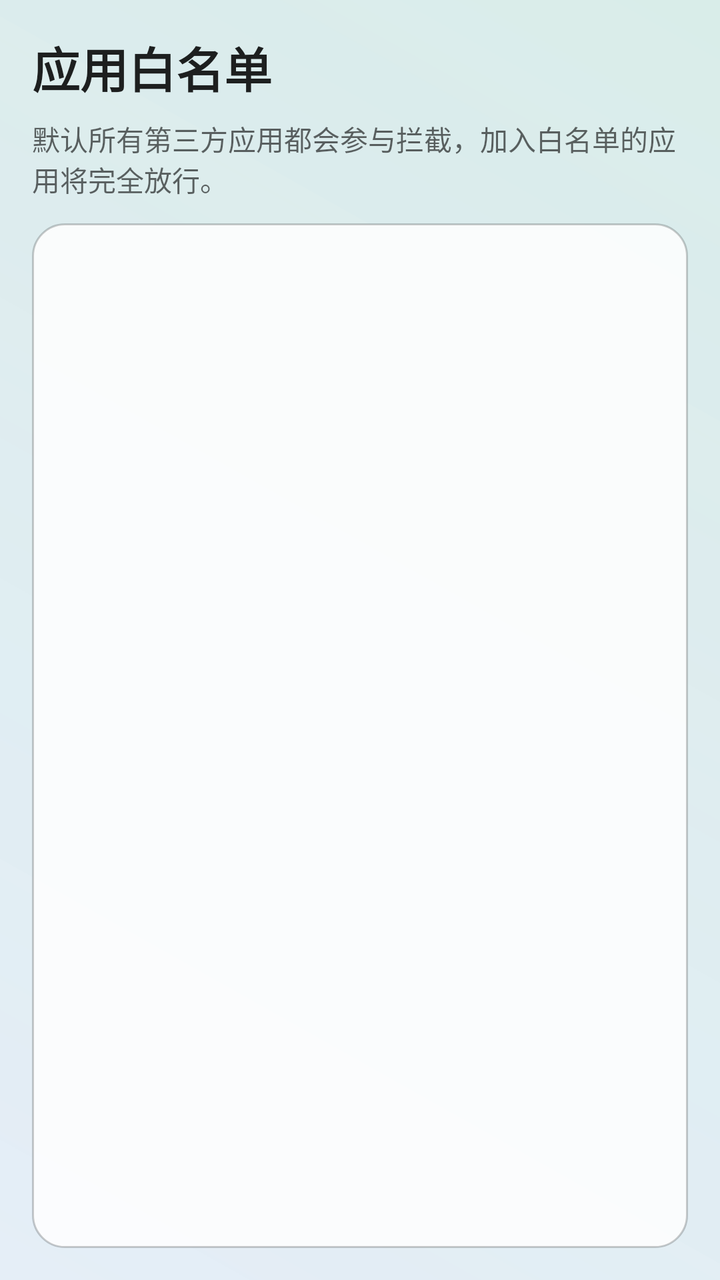
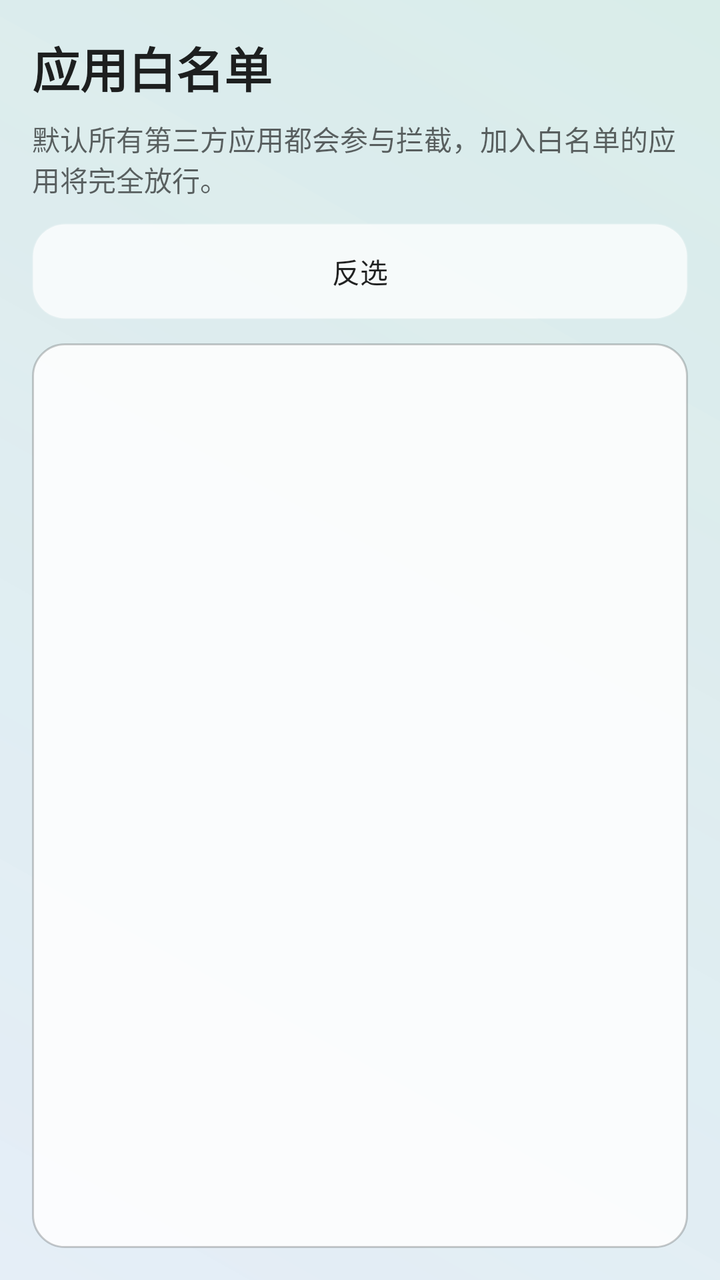

An Android layout rendered at two revisions. The XML below is the earlier revision; the diff shows what the commit changed to produce the second picture.
<!-- AndroidManifest.xml: application theme Theme.HanFengAdBlock -->
<!-- res/layout/activity_whitelist.xml -->
<?xml version="1.0" encoding="utf-8"?>
<FrameLayout xmlns:android="http://schemas.android.com/apk/res/android"
    android:layout_width="match_parent"
    android:layout_height="match_parent">

    <ImageView
        android:layout_width="match_parent"
        android:layout_height="match_parent"
        android:contentDescription="背景图"
        android:scaleType="centerCrop"
        android:src="@drawable/app_background_image" />

    <View
        android:layout_width="match_parent"
        android:layout_height="match_parent"
        android:background="@drawable/bg_main" />

    <LinearLayout
        android:id="@+id/whitelistRoot"
        android:layout_width="match_parent"
        android:layout_height="match_parent"
        android:orientation="vertical"
        android:padding="16dp">

        <TextView
            android:layout_width="wrap_content"
            android:layout_height="wrap_content"
            android:text="应用白名单"
            android:textColor="@color/hf_text_primary"
            android:textSize="24sp"
            android:textStyle="bold" />

        <TextView
            android:layout_width="match_parent"
            android:layout_height="wrap_content"
            android:layout_marginTop="8dp"
            android:text="默认所有第三方应用都会参与拦截，加入白名单的应用将完全放行。"
            android:textColor="@color/hf_text_secondary"
            android:textSize="14sp" />

        <FrameLayout
            android:layout_width="match_parent"
            android:layout_height="0dp"
            android:layout_marginTop="12dp"
            android:layout_weight="1"
            android:background="@drawable/bg_panel"
            android:padding="8dp">

            <androidx.recyclerview.widget.RecyclerView
                android:id="@+id/appList"
                android:layout_width="match_parent"
                android:layout_height="match_parent" />

            <LinearLayout
                android:id="@+id/loadingOverlay"
                android:layout_width="match_parent"
                android:layout_height="match_parent"
                android:background="#55FFFFFF"
                android:gravity="center"
                android:orientation="vertical"
                android:visibility="gone">

                <ProgressBar
                    android:layout_width="40dp"
                    android:layout_height="40dp" />

                <TextView
                    android:layout_width="wrap_content"
                    android:layout_height="wrap_content"
                    android:layout_marginTop="12dp"
                    android:text="正在加载应用列表..."
                    android:textColor="@color/hf_text_primary"
                    android:textSize="14sp" />
            </LinearLayout>
        </FrameLayout>
    </LinearLayout>
</FrameLayout>
<!-- resources referenced by this layout -->
<resources>
  <color name="hf_text_primary">#DE000000</color>
  <color name="hf_text_secondary">#99000000</color>
  <!-- drawable app_background_image (drawable) -->
  <?xml version="1.0" encoding="utf-8"?>
  <shape xmlns:android="http://schemas.android.com/apk/res/android">
      <gradient
          android:angle="45"
          android:endColor="@color/hf_background_end"
          android:startColor="@color/hf_background_start" />
  </shape>
  <!-- drawable bg_main (drawable) -->
  <?xml version="1.0" encoding="utf-8"?>
  <layer-list xmlns:android="http://schemas.android.com/apk/res/android">
      <item android:drawable="@drawable/app_background_image" />
      <item>
          <shape>
              <gradient
                  android:angle="45"
                  android:endColor="#1AE6EEF9"
                  android:startColor="#14D8EDE8" />
          </shape>
      </item>
  </layer-list>
  <!-- drawable bg_panel (drawable) -->
  <?xml version="1.0" encoding="utf-8"?>
  <shape xmlns:android="http://schemas.android.com/apk/res/android">
      <solid android:color="@color/hf_surface" />
      <corners android:radius="16dp" />
      <stroke
          android:width="1dp"
          android:color="@color/hf_border" />
  </shape>
  <style name="Theme.HanFengAdBlock" parent="Theme.Material3.Light.NoActionBar">
          <item name="android:windowTranslucentStatus">false</item>
          <item name="android:statusBarColor">@android:color/transparent</item>
          <item name="android:windowLightStatusBar" tools:targetApi="m">true</item>
          <item name="android:navigationBarColor">@android:color/transparent</item>
          <item name="android:windowLayoutInDisplayCutoutMode">shortEdges</item>
          <item name="colorPrimary">@color/hf_text_primary</item>
          <item name="colorSurface">@color/hf_surface</item>
          <item name="android:colorButtonNormal">@color/hf_surface</item>
          <item name="colorButtonNormal">@color/hf_surface</item>
          <item name="buttonStyle">@style/Widget.HanFeng.Button</item>
          <item name="android:buttonStyle">@style/Widget.HanFeng.Button</item>
          <item name="materialButtonStyle">@style/Widget.HanFeng.MaterialButton</item>
      </style>
  <color name="hf_background_end">#FFD8EDE8</color>
  <color name="hf_background_start">#FFE6EEF9</color>
  <color name="hf_surface">#D9FFFFFF</color>
  <color name="hf_border">#33000000</color>
  <style name="Widget.HanFeng.Button" parent="Widget.AppCompat.Button">
          <item name="android:background">@drawable/bg_panel</item>
          <item name="android:backgroundTint">@null</item>
          <item name="backgroundTint">@null</item>
          <item name="android:textColor">@color/hf_text_primary</item>
          <item name="android:textAllCaps">false</item>
          <item name="android:minHeight">0dp</item>
          <item name="android:minWidth">0dp</item>
          <item name="android:paddingLeft">16dp</item>
          <item name="android:paddingRight">16dp</item>
      </style>
  <style name="Widget.HanFeng.MaterialButton" parent="Widget.Material3.Button">
          <item name="android:background">@drawable/bg_panel</item>
          <item name="backgroundTint">@color/hf_surface</item>
          <item name="strokeColor">@color/hf_border</item>
          <item name="strokeWidth">1dp</item>
          <item name="android:textColor">@color/hf_text_primary</item>
          <item name="android:textAllCaps">false</item>
          <item name="cornerRadius">16dp</item>
      </style>
</resources>

<!-- the commit's change to res/layout/activity_whitelist.xml (unified diff, before → after) -->
@@ -38,6 +38,14 @@
             android:textColor="@color/hf_text_secondary"
             android:textSize="14sp" />
 
+        <Button
+            android:id="@+id/btnInvertSelection"
+            android:layout_width="match_parent"
+            android:layout_height="wrap_content"
+            android:layout_marginTop="12dp"
+            android:text="反选"
+            android:textSize="14sp" />
+
         <FrameLayout
             android:layout_width="match_parent"
             android:layout_height="0dp"
